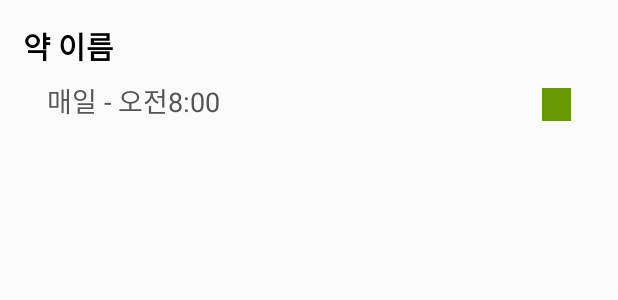
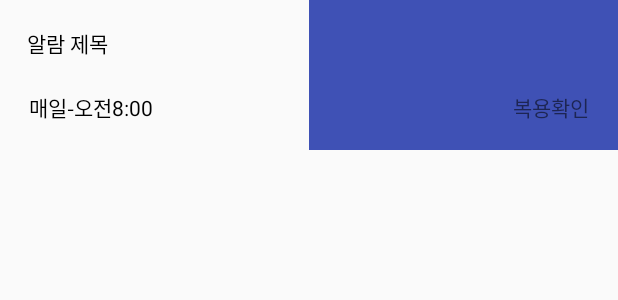
Before and after one commit to JeonK1/MediTime, an Android app: the layout item_today_alarm.xml on its own in the app's theme, with its tools: preview values and no code run, on a phone screen of 412 x 824 dp. Shown: the top 300 px of the screen. Run offline under Robolectric (Android 15) with nearby library versions, the phone set to English and light mode, and no system bars.

Commit message:
Today 화면 만드는 중입니다. Adapter xml 부분을 만들었고 현재 Today 화면 구성을 위한 데이터를 불러오는 함수 get_todayInfo_all() (from DBCreator) 를 만들고 있습니다. 전계원씨가 만들어놓은 get_noticeInfo_all를 사용할까 생각했지만 아무래도 각 화면별로 필요한 데이터모델에 따라서 데이터를 뿌려주는 방식이 더 효율적이고 코드 관리하기에도 적합하다는 생각이 들어서 각 화면별로 데이터불러오는 함수, Model을 만들어서 만들어주도록 하겠습니다. -2:00

```diff
--- a/MediTime/app/src/main/java/com/example/meditime/Adapter/TodayAdapter.kt
+++ b/MediTime/app/src/main/java/com/example/meditime/Adapter/TodayAdapter.kt
@@ -24,9 +24,8 @@ class TodayAdapter(val items: ArrayList<TodayInfo>) :
     var itemClickListener: TodayAdapter.OnItemClickListener?=null // 버튼클릭 listener
 
     inner class MyViewHolder(itemView: View) : RecyclerView.ViewHolder(itemView) {
-        var medi_name: TextView = itemView.findViewById(R.id.TodayItem_MediName)
-        var AlarmTime: TextView = itemView.findViewById(R.id.TodayItem_SetTime)
-
+        var medi_name: TextView = itemView.findViewById(R.id.TodayItem_mediName)
+        var AlarmTime: TextView = itemView.findViewById(R.id.TodayItem_setTime)
 
 //        init {
 //            medi_bell.setOnClickListener {
@@ -60,51 +59,7 @@ class TodayAdapter(val items: ArrayList<TodayInfo>) :
 
         holder.medi_name.text = name.toString()
         holder.AlarmTime.text = set_date
-//        if (call_alart == 0) {
-//            holder.medi_call.backgroundTintList =
-//                ContextCompat.getColorStateList(holder.itemView.context, R.color.colorGray)
-//            holder.call_flag = false
-//        } else {
-//            holder.medi_call.backgroundTintList =
-//                ContextCompat.getColorStateList(holder.itemView.context, R.color.colorGreen)
-//            holder.call_flag = true
-//        }
-//        if (normal_alart == 0) {
-//            holder.medi_bell.backgroundTintList =
-//                ContextCompat.getColorStateList(holder.itemView.context, R.color.colorGray)
-//            holder.bell_flag = false
-//        } else {
-//            holder.medi_bell.backgroundTintList =
-//                ContextCompat.getColorStateList(holder.itemView.context, R.color.colorGreen)
-//            holder.bell_flag = true
-//        }
-//        if(set_cycle==0) {
-//            holder.medi_cycle.text = "매일"
-//        }
-//        else{
-//            when {
-//                re_type==0 && re_cycle!=null -> {
-//                    // 요일 반복
-//                    val dayofweek_info = arrayListOf("일", "월", "화", "수", "목", "금", "토")
-//                    val dayofweek_flag = DowConverterFactory.convert_int_to_arrayList(re_cycle)
-//                    // 매주 무슨요일 반복인지 문자열 만들어주기
-//                    var tmp_str = "매주["
-//                    var cnt=0
-//                    for (i in 0 until 7){
-//                        if(dayofweek_flag[i]){
-//                            if(cnt++==0)
-//                                tmp_str += dayofweek_info[i]
-//                            else
-//                                tmp_str += ", ${dayofweek_info[i]}"
-//                        }
-//                    }
-//                    tmp_str+="]"
-//                    holder.medi_cycle.text = tmp_str
-//                }
-//                re_type==1 -> holder.medi_cycle.text = "${re_cycle}일 간격" // 일 반복
-//                re_type==2 -> holder.medi_cycle.text = "${re_cycle}개월 간격" // 개월 반복
-//            }
-//        }
+
     }
 
     fun getItems(position: Int): TodayInfo {
--- a/MediTime/app/src/main/java/com/example/meditime/Fragment/TodayFragment.kt
+++ b/MediTime/app/src/main/java/com/example/meditime/Fragment/TodayFragment.kt
@@ -54,9 +54,9 @@ class TodayFragment : Fragment() {
     }
 
     fun recyclerViewInit() {
-/*        alarmAdapter = TodayAdapter(dbCreater.get_noticeinfo2_all())
-        recyclerView.layoutManager =
-            LinearLayoutManager(context, LinearLayoutManager.VERTICAL, false)
-        recyclerView.adapter = alarmAdapter*/
+//        alarmAdapter = TodayAdapter(dbCreater.get_noticeinfo2_all())
+//        recyclerView.layoutManager =
+//            LinearLayoutManager(context, LinearLayoutManager.VERTICAL, false)
+//        recyclerView.adapter = alarmAdapter*/
     }
 }
--- a/MediTime/app/src/main/res/layout/item_today_alarm.xml
+++ b/MediTime/app/src/main/res/layout/item_today_alarm.xml
@@ -1,45 +1,58 @@
 <?xml version="1.0" encoding="utf-8"?>
-<androidx.constraintlayout.widget.ConstraintLayout
-    xmlns:android="http://schemas.android.com/apk/res/android"
+<LinearLayout xmlns:android="http://schemas.android.com/apk/res/android"
+    xmlns:app="http://schemas.android.com/apk/res-auto"
     xmlns:tools="http://schemas.android.com/tools"
-    xmlns:app="http://schemas.android.com/apk/res-auto"
-    android:padding="15dp"
     android:layout_width="match_parent"
-    android:layout_height="100dp">
+    android:layout_height="100dp"
+    android:orientation="horizontal">
+
+    <FrameLayout
+        android:layout_width="match_parent"
+        android:layout_height="match_parent"
+        android:layout_weight="1">
 
         <TextView
-        android:id="@+id/TodayItem_MediName"
+            android:id="@+id/TodayItem_mediName"
             android:layout_width="wrap_content"
             android:layout_height="wrap_content"
-        android:text="약 이름"
+            android:layout_gravity="left|top"
+            android:layout_marginTop="18dp"
+            android:layout_marginLeft="18dp"
+            android:text="알람 제목"
             android:textColor="@android:color/black"
-        android:textSize="20dp"
-        android:textStyle="bold"
             app:layout_constraintTop_toTopOf="parent"
-        tools:ignore="MissingConstraints"
-        tools:layout_editor_absoluteX="15dp" />
+            tools:ignore="MissingConstraints" />
 
         <TextView
-        android:id="@+id/TodayItem_SetTime"
+            android:id="@+id/TodayItem_setTime"
             android:layout_width="wrap_content"
             android:layout_height="wrap_content"
-        android:layout_marginLeft="16dp"
-        android:layout_marginBottom="4dp"
-        android:text="매일 - 오전8:00"
-        android:textColor="#555555"
-        android:textSize="18dp"
+            android:layout_gravity="left|bottom"
+            android:layout_marginBottom="18dp"
+            android:layout_marginLeft="19dp"
+            android:text="매일-오전8:00"
+            android:textColor="@android:color/black"
             app:layout_constraintBottom_toBottomOf="parent"
             app:layout_constraintLeft_toLeftOf="parent" />
 
-    <ImageView
-        android:id="@+id/item_icon"
-        android:layout_width="19dp"
-        android:layout_height="22dp"
-        android:layout_marginRight="16dp"
-        android:layout_marginBottom="4dp"
-        android:background="@drawable/ic_launcher_background"
-        android:backgroundTint="@android:color/holo_green_dark"
-        app:layout_constraintBottom_toBottomOf="parent"
-        app:layout_constraintRight_toRightOf="parent" />
+    </FrameLayout>
+    <FrameLayout
+        android:layout_width="match_parent"
+        android:layout_height="match_parent"
+        android:layout_weight="1"
+        android:background="#3F51B5"
+        >
+        <TextView
+            android:id="@+id/TodayItem_takeTime"
+            android:layout_width="wrap_content"
+            android:layout_height="wrap_content"
+            android:layout_weight="1"
+            android:layout_gravity="right|bottom"
+            android:layout_marginBottom="18dp"
+            android:layout_marginRight="19dp"
+            android:background="#3F51B5"
+            android:text="복용확인"
+            />
+    </FrameLayout>
 
-</androidx.constraintlayout.widget.ConstraintLayout>
+</LinearLayout>
```
Lines whose indentation alone changed are shown as unchanged.
